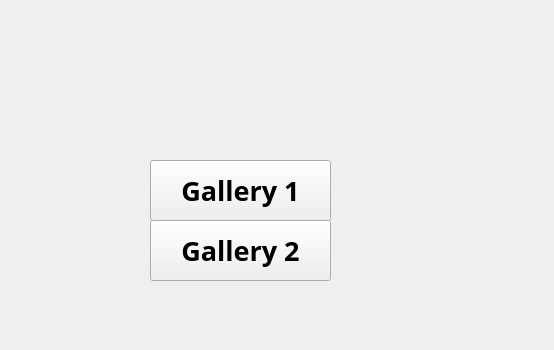
Qt form PR1/page1.ui (MeY-SaM/TacticalGame) before a commit; both pictures show x 630 to 1184 and y 0 to 350 of the 1184 by 672 pixel window.
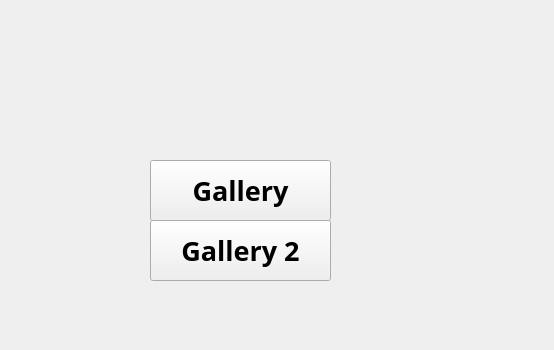
The same form after that commit.

Patch:
```diff
--- a/PR1/page1.ui
+++ b/PR1/page1.ui
@@ -46,7 +46,7 @@
      <bool>true</bool>
     </property>
     <property name="text">
-     <string>Gallery 1</string>
+     <string>Gallery</string>
     </property>
    </widget>
    <widget class="QPushButton" name="pushButtonStart">
```
Left out of the diff: 6 changed lines with no effect on the pictures.
